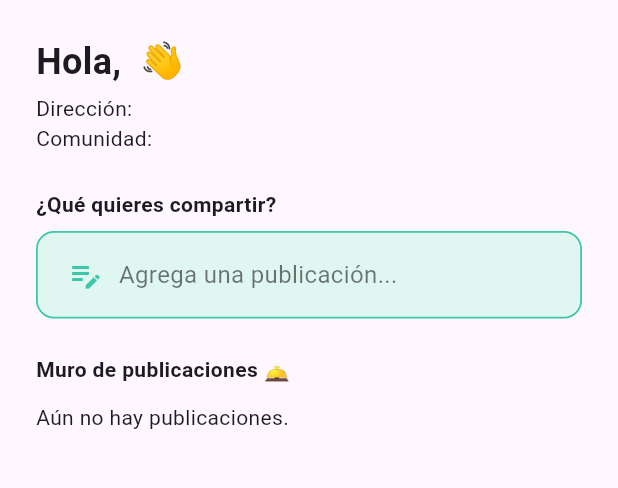
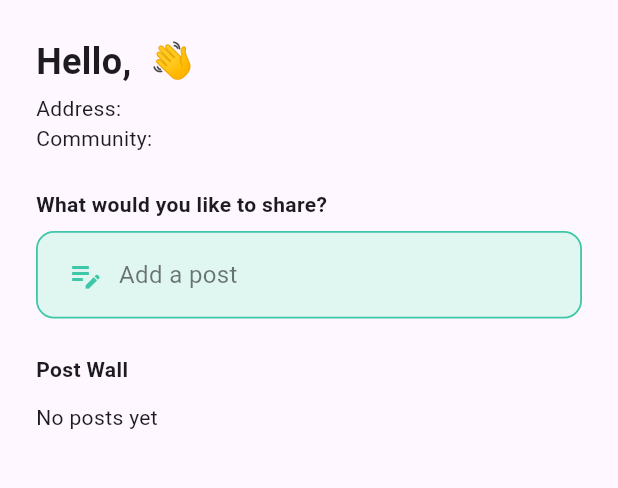
Before and after one commit to Desarrolladores-F5/mi-vecino-app, a Flutter app: the HomeScreen screen opened by its route, on a phone screen of 412 x 824 dp, the part 84-572 px from its top. Run offline on Flutter 3.47's test engine with Material 3 defaults, Android fonts, the phone set to English and light mode, and no system bars; our stand-ins replace awesome_dialog, cloud_firestore, firebase_auth, firebase_core, firebase_storage, package_info_plus; missing offline and left inert: file_selector, firebase_app_check; accounts and stored records are empty; Roboto replaces fonts that are missing (MiVecinoFont).

Commit message:
Internacionalización completa de home_screen.dart y claves adicionales

```diff
--- a/lib/l10n/app_en.arb
+++ b/lib/l10n/app_en.arb
@@ -41,5 +41,19 @@
   "ingresaNombreComunidad": "Enter the name of the community",
   "confirmarContrasena": "Confirm Password",
   "contrasenasNoCoinciden": "Passwords do not match",
-  "yaTienesCuenta": "Already have an account? Log in"
+  "yaTienesCuenta": "Already have an account? Log in",
+  "seguroCerrarSesion": "Are you sure you want to log out?",
+  "cancelar": "Cancel",
+  "salir": "Log out",
+  "ajustes": "Settings",
+  "estadoApp": "App Status",
+  "cerrarSesion": "Log out",
+  "hola": "Hello",
+  "comunidad": "Community",
+  "queCompartir": "What would you like to share?",
+  "agregaPublicacion": "Add a post",
+  "muroPublicaciones": "Post Wall",
+  "sinPublicaciones": "No posts yet",
+  "desconocido": "Unknown",
+  "estadoConectado": "Connected to the Internet"
 }
--- a/lib/l10n/app_localizations.dart
+++ b/lib/l10n/app_localizations.dart
@@ -349,6 +349,90 @@ abstract class AppLocalizations {
   /// In es, this message translates to:
   /// **'¿Ya tienes cuenta? Inicia sesión'**
   String get yaTienesCuenta;
+
+  /// No description provided for @seguroCerrarSesion.
+  ///
+  /// In es, this message translates to:
+  /// **'¿Estás seguro de que quieres cerrar sesión?'**
+  String get seguroCerrarSesion;
+
+  /// No description provided for @cancelar.
+  ///
+  /// In es, this message translates to:
+  /// **'Cancelar'**
+  String get cancelar;
+
+  /// No description provided for @salir.
+  ///
+  /// In es, this message translates to:
+  /// **'Salir'**
+  String get salir;
+
+  /// No description provided for @ajustes.
+  ///
+  /// In es, this message translates to:
+  /// **'Ajustes'**
+  String get ajustes;
+
+  /// No description provided for @estadoApp.
+  ///
+  /// In es, this message translates to:
+  /// **'Estado de la App'**
+  String get estadoApp;
+
+  /// No description provided for @cerrarSesion.
+  ///
+  /// In es, this message translates to:
+  /// **'Cerrar sesión'**
+  String get cerrarSesion;
+
+  /// No description provided for @hola.
+  ///
+  /// In es, this message translates to:
+  /// **'Hola'**
+  String get hola;
+
+  /// No description provided for @comunidad.
+  ///
+  /// In es, this message translates to:
+  /// **'Comunidad'**
+  String get comunidad;
+
+  /// No description provided for @queCompartir.
+  ///
+  /// In es, this message translates to:
+  /// **'¿Qué te gustaría compartir?'**
+  String get queCompartir;
+
+  /// No description provided for @agregaPublicacion.
+  ///
+  /// In es, this message translates to:
+  /// **'Agrega una publicación'**
+  String get agregaPublicacion;
+
+  /// No description provided for @muroPublicaciones.
+  ///
+  /// In es, this message translates to:
+  /// **'Muro de Publicaciones'**
+  String get muroPublicaciones;
+
+  /// No description provided for @sinPublicaciones.
+  ///
+  /// In es, this message translates to:
+  /// **'Aún no hay publicaciones'**
+  String get sinPublicaciones;
+
+  /// No description provided for @desconocido.
+  ///
+  /// In es, this message translates to:
+  /// **'Desconocido'**
+  String get desconocido;
+
+  /// No description provided for @estadoConectado.
+  ///
+  /// In es, this message translates to:
+  /// **'Conectado a Internet'**
+  String get estadoConectado;
 }
 
 class _AppLocalizationsDelegate
--- a/lib/l10n/app_localizations_en.dart
+++ b/lib/l10n/app_localizations_en.dart
@@ -134,4 +134,46 @@ class AppLocalizationsEn extends AppLocalizations {
 
   @override
   String get yaTienesCuenta => 'Already have an account? Log in';
+
+  @override
+  String get seguroCerrarSesion => 'Are you sure you want to log out?';
+
+  @override
+  String get cancelar => 'Cancel';
+
+  @override
+  String get salir => 'Log out';
+
+  @override
+  String get ajustes => 'Settings';
+
+  @override
+  String get estadoApp => 'App Status';
+
+  @override
+  String get cerrarSesion => 'Log out';
+
+  @override
+  String get hola => 'Hello';
+
+  @override
+  String get comunidad => 'Community';
+
+  @override
+  String get queCompartir => 'What would you like to share?';
+
+  @override
+  String get agregaPublicacion => 'Add a post';
+
+  @override
+  String get muroPublicaciones => 'Post Wall';
+
+  @override
+  String get sinPublicaciones => 'No posts yet';
+
+  @override
+  String get desconocido => 'Unknown';
+
+  @override
+  String get estadoConectado => 'Connected to the Internet';
 }
--- a/lib/screens/home_screen.dart
+++ b/lib/screens/home_screen.dart
@@ -1,7 +1,7 @@
-// 📦 Importaciones necesarias
 import 'package:flutter/material.dart';
 import 'package:firebase_auth/firebase_auth.dart';
 import 'package:cloud_firestore/cloud_firestore.dart';
+import 'package:mi_vecino/l10n/app_localizations.dart';
 import 'package:mi_vecino/screens/login_screen.dart';
 import 'package:mi_vecino/screens/crear_publicacion_screen.dart';
 import 'package:mi_vecino/screens/acerca_app_screen.dart';
@@ -21,7 +21,6 @@ class _HomeScreenState extends State<HomeScreen> {
   String? comunidad;
   bool cargandoUsuario = true;
 
-  // 🔄 Cargar datos del usuario desde Firestore
   Future<void> cargarDatosUsuario() async {
     final uid = FirebaseAuth.instance.currentUser?.uid;
     if (uid != null) {
@@ -42,16 +41,17 @@ class _HomeScreenState extends State<HomeScreen> {
     }
   }
 
-  // 📴 Confirmar cierre de sesión con diálogo
   Future<void> confirmarCerrarSesion() async {
+    final localizations = AppLocalizations.of(context)!;
+
     final confirmar = await showDialog<bool>(
       context: context,
       builder: (context) => AlertDialog(
-        title: const Text("Cerrar Sesión"),
-        content: const Text("¿Estás seguro que deseas cerrar sesión?"),
+        title: Text(localizations.cerrarSesion),
+        content: Text(localizations.seguroCerrarSesion),
         actions: [
-          TextButton(child: const Text("Cancelar"), onPressed: () => Navigator.of(context).pop(false)),
-          ElevatedButton(child: const Text("Salir"), onPressed: () => Navigator.of(context).pop(true)),
+          TextButton(child: Text(localizations.cancelar), onPressed: () => Navigator.of(context).pop(false)),
+          ElevatedButton(child: Text(localizations.salir), onPressed: () => Navigator.of(context).pop(true)),
         ],
       ),
     );
@@ -76,6 +76,8 @@ class _HomeScreenState extends State<HomeScreen> {
 
   @override
   Widget build(BuildContext context) {
+    final localizations = AppLocalizations.of(context)!;
+
     return Scaffold(
       drawer: Drawer(
         child: ListView(
@@ -87,16 +89,22 @@ class _HomeScreenState extends State<HomeScreen> {
                 backgroundColor: Colors.white,
                 child: Icon(Icons.person, size: 40, color: Colors.grey),
               ),
-              accountName: Text(nombre ?? 'Nombre', style: const TextStyle(fontSize: 18)),
-              accountEmail: Text(direccion ?? 'Dirección'),
+              accountName: Text(nombre ?? localizations.nombre, style: const TextStyle(fontSize: 18)),
+              accountEmail: Text(direccion ?? localizations.direccion),
             ),
-            ListTile(leading: const Icon(Icons.settings), title: const Text('Ajustes'), onTap: () {}),
-            ListTile(leading: const Icon(Icons.language), title: const Text('Idioma'), onTap: () {Navigator.push(context, MaterialPageRoute(builder: (_) => const IdiomaScreen()));}),
-            ListTile(leading: const Icon(Icons.info_outline), title: const Text('Acerca de la App'), onTap: () {Navigator.push(context, MaterialPageRoute(builder: (_) => const AcercaAppScreen()));}),
-            ListTile(leading: const Icon(Icons.feedback_outlined), title: const Text('Sugerencias'), onTap: () {Navigator.push(context, MaterialPageRoute(builder: (_) => const SugerenciasScreen()));}),
-            ListTile(leading: const Icon(Icons.wifi), title: const Text('Estado de la App'), subtitle: const Text("Conectado (Wi-Fi)"), onTap: () {}),
+            ListTile(leading: const Icon(Icons.settings), title: Text(localizations.ajustes), onTap: () {}),
+            ListTile(leading: const Icon(Icons.language), title: Text(localizations.idioma), onTap: () {
+              Navigator.push(context, MaterialPageRoute(builder: (_) => const IdiomaScreen()));
+            }),
+            ListTile(leading: const Icon(Icons.info_outline), title: Text(localizations.acercaDe), onTap: () {
+              Navigator.push(context, MaterialPageRoute(builder: (_) => const AcercaAppScreen()));
+            }),
+            ListTile(leading: const Icon(Icons.feedback_outlined), title: Text(localizations.sugerencias), onTap: () {
+              Navigator.push(context, MaterialPageRoute(builder: (_) => const SugerenciasScreen()));
+            }),
+            ListTile(leading: const Icon(Icons.wifi), title: Text(localizations.estadoApp), subtitle: Text(localizations.estadoConectado), onTap: () {}),
             const Divider(),
-            ListTile(leading: const Icon(Icons.logout), title: const Text('Cerrar Sesión'), onTap: confirmarCerrarSesion),
+            ListTile(leading: const Icon(Icons.logout), title: Text(localizations.cerrarSesion), onTap: confirmarCerrarSesion),
           ],
         ),
       ),
@@ -119,13 +127,13 @@ class _HomeScreenState extends State<HomeScreen> {
               child: Column(
                 crossAxisAlignment: CrossAxisAlignment.start,
                 children: [
-                  Text('Hola, ${nombre ?? '---'} 👋', style: const TextStyle(fontSize: 24, fontWeight: FontWeight.bold)),
+                  Text('${localizations.hola}, ${nombre ?? '---'} 👋', style: const TextStyle(fontSize: 24, fontWeight: FontWeight.bold)),
                   const SizedBox(height: 4),
-                  Text('Dirección: ${direccion ?? '---'}'),
-                  Text('Comunidad: ${comunidad ?? '---'}'),
+                  Text('${localizations.direccion}: ${direccion ?? '---'}'),
+                  Text('${localizations.comunidad}: ${comunidad ?? '---'}'),
                   const SizedBox(height: 24),
 
-                  const Text('¿Qué quieres compartir?', style: TextStyle(fontWeight: FontWeight.bold)),
+                  Text(localizations.queCompartir, style: const TextStyle(fontWeight: FontWeight.bold)),
                   const SizedBox(height: 8),
 
                   GestureDetector(
@@ -140,20 +148,19 @@ class _HomeScreenState extends State<HomeScreen> {
                         border: Border.all(color: const Color(0xFF3EC6A8), width: 1.2),
                       ),
                       child: Row(
-                        children: const [
-                          Icon(Icons.edit_note, color: Color(0xFF3EC6A8)),
-                          SizedBox(width: 10),
-                          Text('Agrega una publicación...', style: TextStyle(fontSize: 16, color: Colors.black54)),
+                        children: [
+                          const Icon(Icons.edit_note, color: Color(0xFF3EC6A8)),
+                          const SizedBox(width: 10),
+                          Text(localizations.agregaPublicacion, style: const TextStyle(fontSize: 16, color: Colors.black54)),
                         ],
                       ),
                     ),
                   ),
 
                   const SizedBox(height: 24),
-                  const Text('Muro de publicaciones 🛎️', style: TextStyle(fontWeight: FontWeight.bold)),
+                  Text(localizations.muroPublicaciones, style: const TextStyle(fontWeight: FontWeight.bold)),
                   const SizedBox(height: 12),
 
-                  // 📡 Mostrar publicaciones en tiempo real desde Firebase
                   StreamBuilder<QuerySnapshot>(
                     stream: FirebaseFirestore.instance.collection('publicaciones').orderBy('fecha', descending: true).snapshots(),
                     builder: (context, snapshot) {
@@ -161,17 +168,17 @@ class _HomeScreenState extends State<HomeScreen> {
                         return const Center(child: CircularProgressIndicator());
                       }
                       if (!snapshot.hasData || snapshot.data!.docs.isEmpty) {
-                        return const Text('Aún no hay publicaciones.');
+                        return Text(localizations.sinPublicaciones);
                       }
 
                       final publicaciones = snapshot.data!.docs;
                       return Column(
                         children: publicaciones.map((doc) {
                           final data = doc.data() as Map<String, dynamic>;
-                          final autor = data['autor'] ?? 'Desconocido'; // ✅ mostrar autor correcto
+                          final autor = data['autor'] ?? localizations.desconocido;
                           final fecha = data['fechaFormateada'] ?? '';
                           final mensaje = data['mensaje'] ?? '';
-                          final archivoUrl = data['archivoUrl']; // ✅ leer la imagen
+                          final archivoUrl = data['archivoUrl'];
 
                           return _publicacionUsuario(autor, fecha, mensaje, archivoUrl);
                         }).toList(),
@@ -184,7 +191,6 @@ class _HomeScreenState extends State<HomeScreen> {
     );
   }
 
-  // 🧱 Widget modular para mostrar publicación con texto e imagen si existe
   Widget _publicacionUsuario(String autor, String fecha, String texto, String? archivoUrl) {
     return Container(
       margin: const EdgeInsets.only(bottom: 12),
@@ -205,7 +211,7 @@ class _HomeScreenState extends State<HomeScreen> {
             const SizedBox(height: 12),
             ClipRRect(
               borderRadius: BorderRadius.circular(10),
-              child: Image.network(archivoUrl), // ✅ renderiza la imagen desde la URL
+              child: Image.network(archivoUrl),
             ),
           ]
         ],
--- a/lib/screens/idioma_screen.dart
+++ b/lib/screens/idioma_screen.dart
@@ -18,7 +18,7 @@ class _IdiomaScreenState extends State<IdiomaScreen> {
 
   @override
   Widget build(BuildContext context) {
-    final localizations = AppLocalizations.of(context)!;
+    final localizations = AppLocalizations.of(context);
 
     return Scaffold(
       appBar: AppBar(
--- a/lib/screens/register_screen.dart
+++ b/lib/screens/register_screen.dart
@@ -25,7 +25,7 @@ class _RegisterScreenState extends State<RegisterScreen> {
   Future<void> _registerUser() async {
     if (_formKey.currentState!.validate()) {
       final direccion = _direccionController.text.trim();
-      final localizations = AppLocalizations.of(context)!;
+      final localizations = AppLocalizations.of(context);
 
       try {
         final snapshot = await FirebaseFirestore.instance
@@ -118,7 +118,7 @@ class _RegisterScreenState extends State<RegisterScreen> {
 
   @override
   Widget build(BuildContext context) {
-    final localizations = AppLocalizations.of(context)!;
+    final localizations = AppLocalizations.of(context);
 
     return Scaffold(
       backgroundColor: const Color(0xFFF6F8FF),
```
Also changed, not shown: lib/l10n/app_es.arb (+15 -1 lines), lib/l10n/app_localizations_es.dart (+43 -0 lines).
